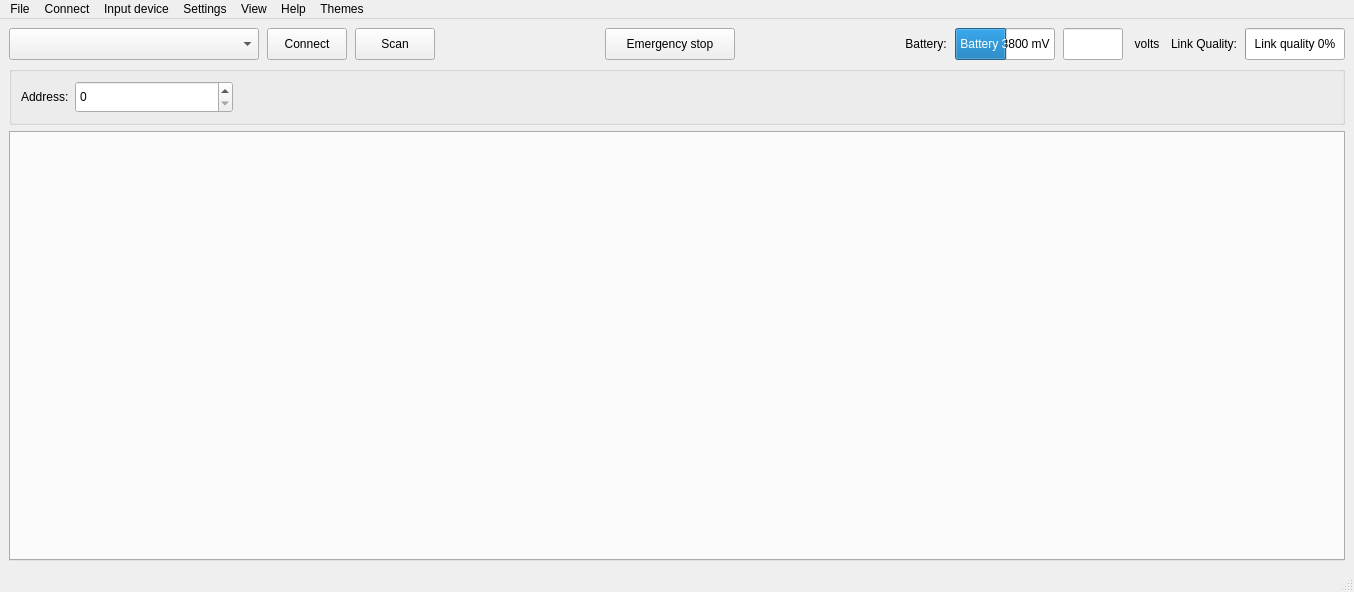
First picture: the form in src/cfclient/ui/main.ui, repository bitcraze/crazyflie-clients-python, before the edit.
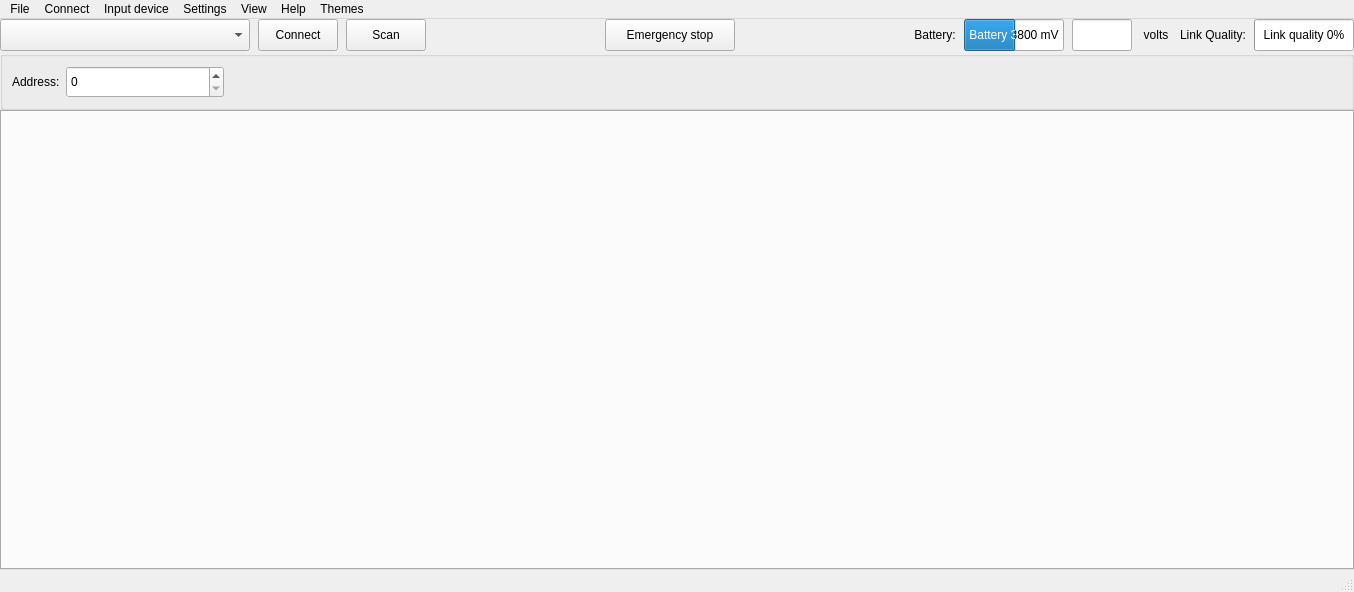
Second picture: the form after the edit. Custom widgets are drawn as their Qt base class.

Commit message: feat(ui): refine flight dashboard design

```diff
--- a/src/cfclient/ui/main.ui
+++ b/src/cfclient/ui/main.ui
@@ -18,8 +18,23 @@
   </property>
   <widget class="QWidget" name="centralwidget">
    <layout class="QGridLayout" name="gridLayout">
+    <property name="leftMargin">
+     <number>0</number>
+    </property>
+    <property name="topMargin">
+     <number>0</number>
+    </property>
+    <property name="rightMargin">
+     <number>0</number>
+    </property>
+    <property name="bottomMargin">
+     <number>0</number>
+    </property>
     <item row="0" column="0">
      <layout class="QVBoxLayout" name="verticalLayout_2">
+      <property name="spacing">
+       <number>0</number>
+      </property>
       <item>
        <layout class="QGridLayout" name="gridLayout_2">
         <property name="horizontalSpacing">
```
The commit also changes 5 other files.
